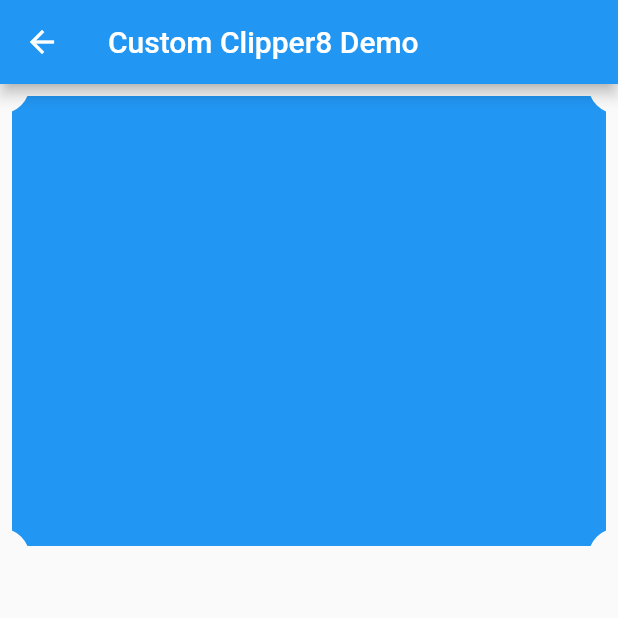
After one commit to ComadoDragon/flutter_samples, a Flutter app: the ClipMainPage screen opened directly, after a tap on "Custom Clipper8 Demo", on a phone screen of 412 x 824 dp, the top half of it. The commit adds this screen. Run offline on Flutter 3.47's test engine with Material 2 defaults, Android fonts, the phone set to English and light mode, and no system bars.

Commit message:
add custom clipper.

```diff
--- a/lib/clip/clip_main_page.dart
+++ b/lib/clip/clip_main_page.dart
@@ -4,6 +4,12 @@ import 'package:flutter_samples/clip/clip_r_rect_demo.dart';
 import 'package:flutter_samples/clip/clip_rect_demo.dart';
 import 'package:flutter_samples/clip/custom_clipper_demo.dart';
 import 'package:flutter_samples/clip/custom_clipper_demo2.dart';
+import 'package:flutter_samples/clip/custom_clipper_demo3.dart';
+import 'package:flutter_samples/clip/custom_clipper_demo4.dart';
+import 'package:flutter_samples/clip/custom_clipper_demo5.dart';
+import 'package:flutter_samples/clip/custom_clipper_demo6.dart';
+import 'package:flutter_samples/clip/custom_clipper_demo7.dart';
+import 'package:flutter_samples/clip/custom_clipper_demo8.dart';
 
 class ClipMainPage extends StatelessWidget {
   @override
@@ -34,6 +40,30 @@ class ClipMainPage extends StatelessWidget {
             onPressed: () => Navigator.push(context, MaterialPageRoute(builder: (BuildContext context) => CustomClipperDemo2()),),
             child: Text("Custom Clipper2 Demo"),
           ),
+          FlatButton(
+            onPressed: () => Navigator.push(context, MaterialPageRoute(builder: (BuildContext context) => CustomClipperDemo3()),),
+            child: Text("Custom Clipper3 Demo"),
+          ),
+          FlatButton(
+            onPressed: () => Navigator.push(context, MaterialPageRoute(builder: (BuildContext context) => CustomClipperDemo4()),),
+            child: Text("Custom Clipper4 Demo"),
+          ),
+          FlatButton(
+            onPressed: () => Navigator.push(context, MaterialPageRoute(builder: (BuildContext context) => CustomClipperDemo5()),),
+            child: Text("Custom Clipper5 Demo"),
+          ),
+          FlatButton(
+            onPressed: () => Navigator.push(context, MaterialPageRoute(builder: (BuildContext context) => CustomClipperDemo6()),),
+            child: Text("Custom Clipper6 Demo"),
+          ),
+          FlatButton(
+            onPressed: () => Navigator.push(context, MaterialPageRoute(builder: (BuildContext context) => CustomClipperDemo7()),),
+            child: Text("Custom Clipper7 Demo"),
+          ),
+          FlatButton(
+            onPressed: () => Navigator.push(context, MaterialPageRoute(builder: (BuildContext context) => CustomClipperDemo8()),),
+            child: Text("Custom Clipper8 Demo"),
+          ),
         ],
       ),
     );
--- /dev/null
+++ b/lib/clip/custom_clipper_demo8.dart
@@ -0,0 +1,53 @@
+import 'package:flutter/material.dart';
+
+class CustomClipperDemo8 extends StatelessWidget {
+  @override
+  Widget build(BuildContext context) {
+    return Scaffold(
+      appBar: AppBar(
+        title: Text("Custom Clipper8 Demo"),
+      ),
+      body: ClipPath(
+        clipper: MyCustomClipper(),
+        child: Padding(
+          padding: const EdgeInsets.all(8.0),
+          child: Container(
+            color: Colors.blue,
+            width: double.infinity,
+            height: 300.0,
+          ),
+        ),
+      ),
+    );
+
+  }
+}
+
+class MyCustomClipper extends CustomClipper<Path> {
+
+  double radius = 20.0;
+
+  @override
+  Path getClip(Size size) {
+    final path = Path();
+
+    path.moveTo(radius, 0.0);
+    path.arcToPoint(Offset(0.0, radius),
+        clockwise: true, radius: Radius.circular(radius));
+    path.lineTo(0.0, size.height - radius);
+    path.arcToPoint(Offset(radius, size.height),
+        clockwise: true, radius: Radius.circular(radius));
+    path.lineTo(size.width - radius, size.height);
+    path.arcToPoint(Offset(size.width, size.height - radius),
+        clockwise: true, radius: Radius.circular(radius));
+    path.lineTo(size.width, radius);
+    path.arcToPoint(Offset(size.width - radius, 0.0),
+        clockwise: true, radius: Radius.circular(radius));
+
+    return path;
+  }
+
+  @override
+  bool shouldReclip(MyCustomClipper oldClipper) => false;
+
+}
```
Also changed, not shown: lib/clip/custom_clipper_demo3.dart (added, +39 -0 lines), lib/clip/custom_clipper_demo4.dart (added, +35 -0 lines), lib/clip/custom_clipper_demo5.dart (added, +39 -0 lines), lib/clip/custom_clipper_demo6.dart (added, +45 -0 lines), lib/clip/custom_clipper_demo7.dart (added, +44 -0 lines).
